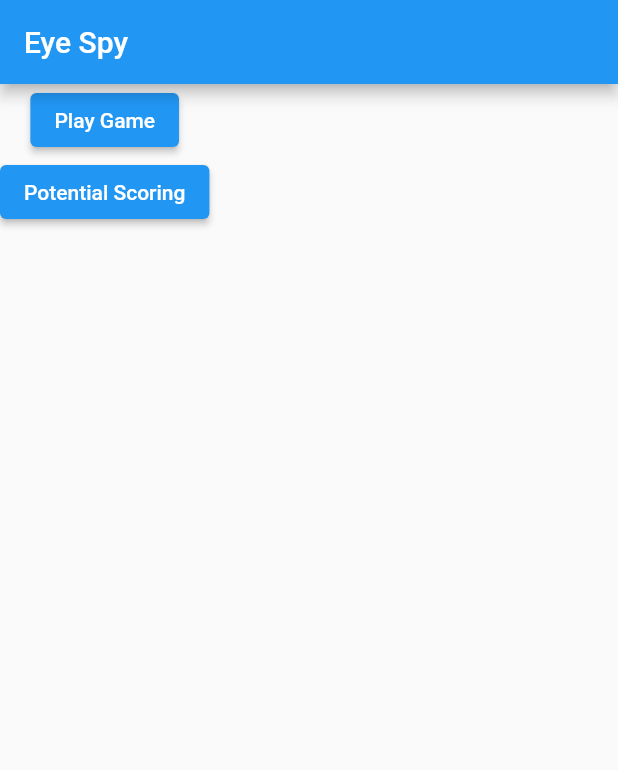
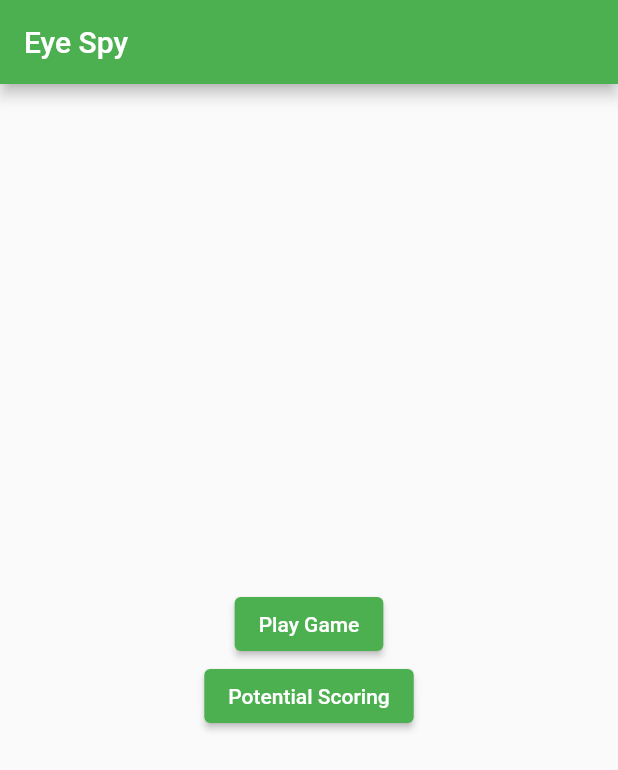
Before and after one commit to Alexandria213/Network-Effect, a Flutter app: the screen it shows after launch, on a phone screen of 412 x 824 dp. Shown: the top 770 px of the screen. Run offline on Flutter 3.47's test engine with Material 2 defaults, Android fonts, the phone set to English and light mode, and no system bars; our stand-ins replace chat_bubbles, image_picker; missing offline and left inert: mutex, network_info_plus.

Commit message:
Home screen cleanup
Centered home screen buttons, changed theme to green!

```diff
--- a/ispy_game/lib/home_screen.dart
+++ b/ispy_game/lib/home_screen.dart
@@ -15,7 +15,8 @@ class _HomeState extends State<Home> {
       appBar: AppBar(
         title: const Text("Eye Spy"),
       ),
-      body: Column(
+      body: Center(child: Column(
+        mainAxisAlignment: MainAxisAlignment.center,
         children: [
           ElevatedButton(
             onPressed: () {
@@ -33,6 +34,7 @@ class _HomeState extends State<Home> {
           )
         ],
       ),
+    )
     );
   }
 }
--- a/ispy_game/lib/main.dart
+++ b/ispy_game/lib/main.dart
@@ -15,7 +15,7 @@ class EyeSpy extends StatelessWidget {
       title: 'Eye Spy',
       theme: ThemeData(
         // This is the theme of your application.
-        primarySwatch: Colors.blue,
+        primarySwatch: Colors.green,
       ),
       home: const Home(),
     );
```
